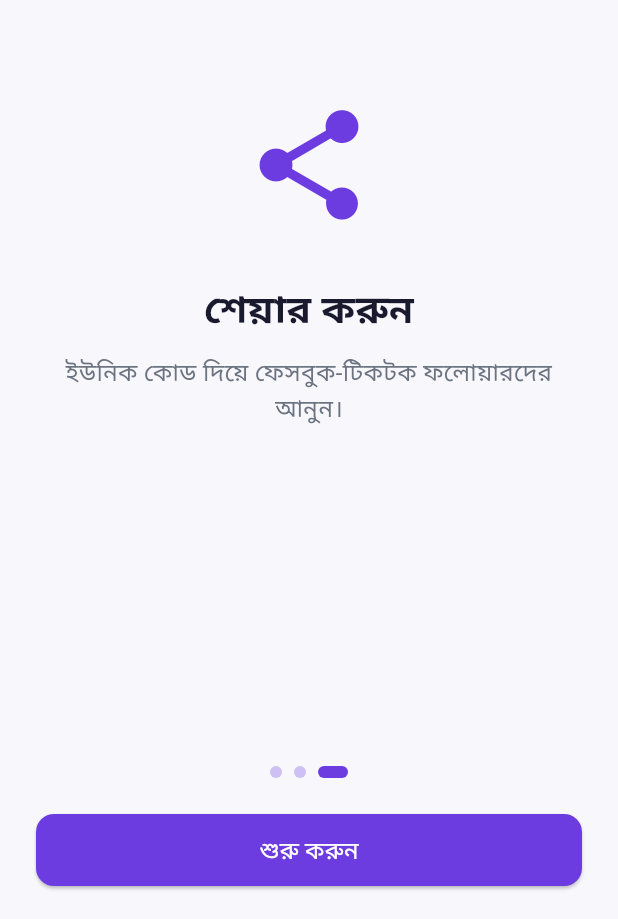
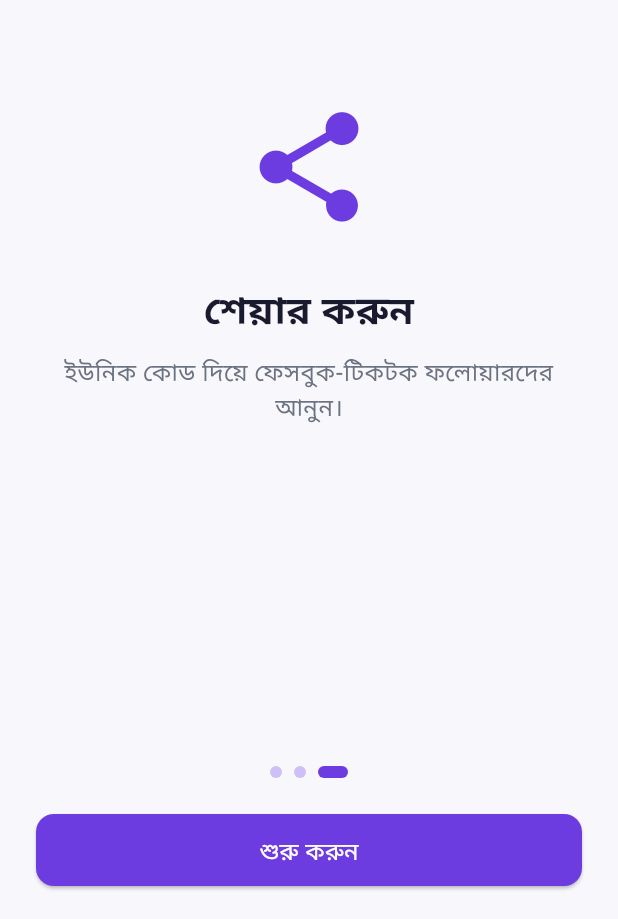
Before and after one commit to rjfahim8130-code/GolpoGhor, a Flutter app: the screen it shows after launch, swiped to page 3, on a phone screen of 412 x 824 dp. Shown: the part 314-1233 px from the top of the screen. Run offline on Flutter 3.47's test engine with Material 3 defaults, Android fonts, the phone set to English and light mode, and no system bars; our stand-ins replace cached_network_image, flutter_riverpod, go_router, google_fonts, google_sign_in, image_picker and 3 more; accounts and stored records are empty.

Commit message:
Update app_theme.dart

```diff
--- a/lib/core/theme/app_theme.dart
+++ b/lib/core/theme/app_theme.dart
@@ -3,7 +3,14 @@ import 'package:google_fonts/google_fonts.dart';
 import 'app_colors.dart';
 
 class AppTheme {
-  static ThemeData light() {
+  static TextTheme _bn(TextTheme base, Color color) {
+    return GoogleFonts.notoSansBengaliTextTheme(base).apply(
+      bodyColor: color,
+      displayColor: color,
+    );
+  }
+
+  static ThemeData get lightTheme {
     final base = ThemeData(
       useMaterial3: true,
       brightness: Brightness.light,
@@ -14,15 +21,18 @@ class AppTheme {
       scaffoldBackgroundColor: AppColors.lightBg,
     );
     return base.copyWith(
-      textTheme: GoogleFonts.hindSiliguriTextTheme(base.textTheme).apply(
-        bodyColor: AppColors.lightText,
-        displayColor: AppColors.lightText,
-      ),
-      appBarTheme: const AppBarTheme(
+      textTheme: _bn(base.textTheme, AppColors.lightText),
+      primaryTextTheme: _bn(base.primaryTextTheme, AppColors.lightText),
+      appBarTheme: AppBarTheme(
         centerTitle: false,
         elevation: 0,
         backgroundColor: AppColors.lightBg,
         foregroundColor: AppColors.lightText,
+        titleTextStyle: GoogleFonts.notoSansBengali(
+          fontSize: 20,
+          fontWeight: FontWeight.w700,
+          color: AppColors.lightText,
+        ),
       ),
       floatingActionButtonTheme: const FloatingActionButtonThemeData(
         backgroundColor: AppColors.primary,
@@ -32,12 +42,13 @@ class AppTheme {
         filled: true,
         fillColor: Colors.white,
         border: OutlineInputBorder(borderRadius: BorderRadius.circular(12)),
-        contentPadding: const EdgeInsets.symmetric(horizontal: 16, vertical: 14),
+        contentPadding:
+            const EdgeInsets.symmetric(horizontal: 16, vertical: 14),
       ),
     );
   }
 
-  static ThemeData dark() {
+  static ThemeData get darkTheme {
     final base = ThemeData(
       useMaterial3: true,
       brightness: Brightness.dark,
@@ -48,15 +59,18 @@ class AppTheme {
       scaffoldBackgroundColor: AppColors.darkBg,
     );
     return base.copyWith(
-      textTheme: GoogleFonts.hindSiliguriTextTheme(base.textTheme).apply(
-        bodyColor: AppColors.darkText,
-        displayColor: AppColors.darkText,
-      ),
-      appBarTheme: const AppBarTheme(
+      textTheme: _bn(base.textTheme, AppColors.darkText),
+      primaryTextTheme: _bn(base.primaryTextTheme, AppColors.darkText),
+      appBarTheme: AppBarTheme(
         centerTitle: false,
         elevation: 0,
         backgroundColor: AppColors.darkBg,
         foregroundColor: AppColors.darkText,
+        titleTextStyle: GoogleFonts.notoSansBengali(
+          fontSize: 20,
+          fontWeight: FontWeight.w700,
+          color: AppColors.darkText,
+        ),
       ),
       floatingActionButtonTheme: const FloatingActionButtonThemeData(
         backgroundColor: AppColors.primary,
@@ -66,8 +80,13 @@ class AppTheme {
         filled: true,
         fillColor: AppColors.darkSurface,
         border: OutlineInputBorder(borderRadius: BorderRadius.circular(12)),
-        contentPadding: const EdgeInsets.symmetric(horizontal: 16, vertical: 14),
+        contentPadding:
+            const EdgeInsets.symmetric(horizontal: 16, vertical: 14),
       ),
     );
   }
+
+  // পুরনো নামের alias
+  static ThemeData light() => lightTheme;
+  static ThemeData dark() => darkTheme;
 }
```
